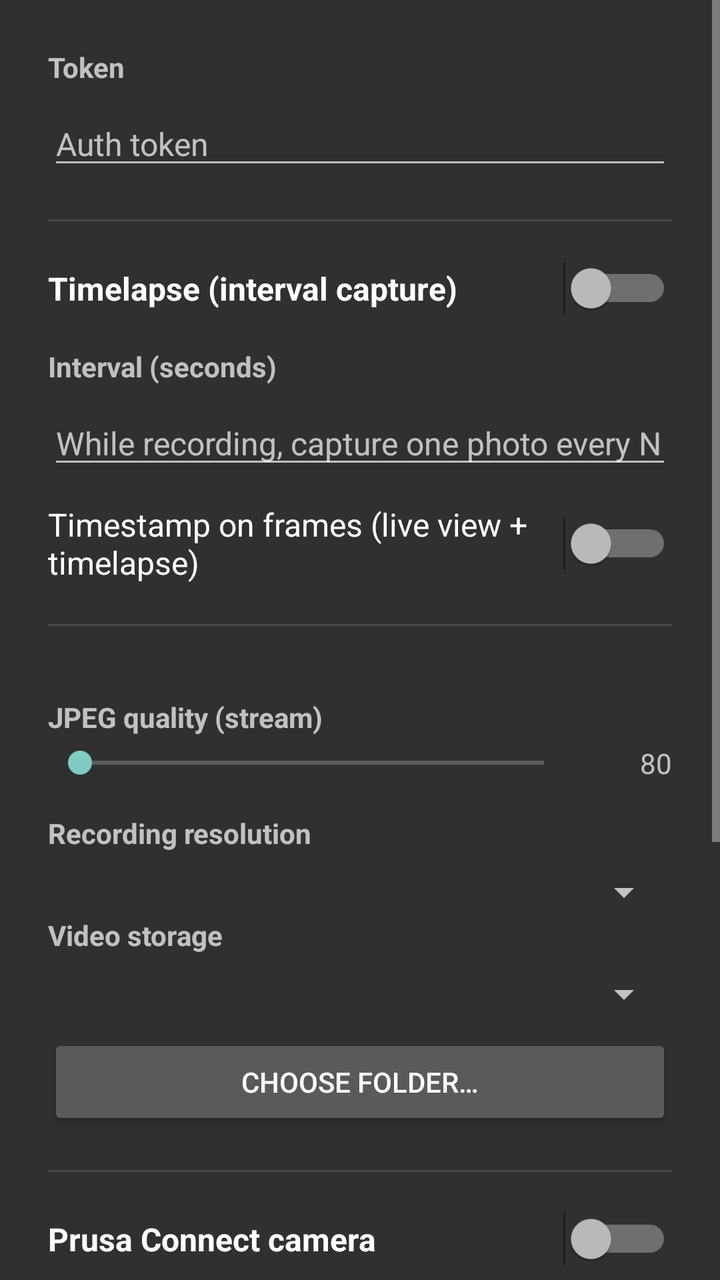
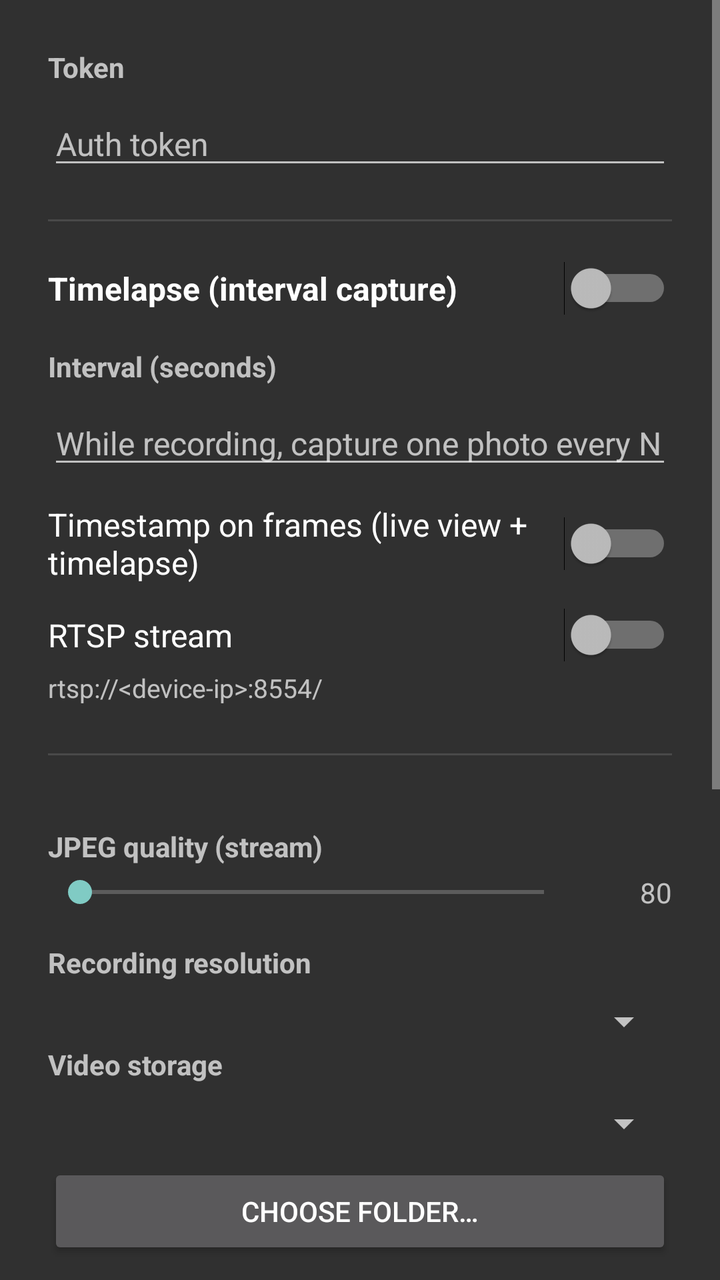

An Android layout rendered at two revisions. The XML below is the earlier revision; the diff shows what the commit changed to produce the second picture.
<!-- AndroidManifest.xml: application theme Theme.AndroidCam -->
<!-- res/layout/dialog_settings.xml -->
<?xml version="1.0" encoding="utf-8"?>
<ScrollView xmlns:android="http://schemas.android.com/apk/res/android"
    android:layout_width="match_parent"
    android:layout_height="wrap_content">

    <LinearLayout
        android:layout_width="match_parent"
        android:layout_height="wrap_content"
        android:orientation="vertical"
        android:padding="24dp">

        
        <TextView
            android:layout_width="wrap_content"
            android:layout_height="wrap_content"
            android:text="@string/settings_token_label"
            android:textStyle="bold" />

        <EditText
            android:id="@+id/tokenInput"
            android:layout_width="match_parent"
            android:layout_height="wrap_content"
            android:layout_marginTop="8dp"
            android:hint="@string/settings_token_hint"
            android:inputType="text"
            android:textSize="16sp" />

        <View
            android:layout_width="match_parent"
            android:layout_height="1dp"
            android:layout_marginVertical="20dp"
            android:background="?android:attr/listDivider" />

        
        <Switch
            android:id="@+id/intervalSwitch"
            android:layout_width="match_parent"
            android:layout_height="wrap_content"
            android:text="@string/settings_interval_title"
            android:textSize="16sp"
            android:textStyle="bold" />

        <TextView
            android:layout_width="wrap_content"
            android:layout_height="wrap_content"
            android:layout_marginTop="16dp"
            android:text="@string/settings_interval_label"
            android:textStyle="bold" />

        <EditText
            android:id="@+id/intervalInput"
            android:layout_width="match_parent"
            android:layout_height="wrap_content"
            android:layout_marginTop="8dp"
            android:hint="@string/settings_interval_hint"
            android:inputType="number"
            android:textSize="16sp" />

        <Switch
            android:id="@+id/timestampSwitch"
            android:layout_width="match_parent"
            android:layout_height="wrap_content"
            android:layout_marginTop="12dp"
            android:text="@string/settings_timestamp_title"
            android:textSize="16sp" />

        <View
            android:layout_width="match_parent"
            android:layout_height="1dp"
            android:layout_marginVertical="20dp"
            android:background="?android:attr/listDivider" />

        
        <TextView
            android:layout_width="match_parent"
            android:layout_height="wrap_content"
            android:layout_marginTop="16dp"
            android:text="@string/settings_jpeg_label"
            android:textStyle="bold" />

        <LinearLayout
            android:layout_width="match_parent"
            android:layout_height="wrap_content"
            android:layout_marginTop="4dp"
            android:gravity="center_vertical"
            android:orientation="horizontal">

            <SeekBar
                android:id="@+id/jpegQuality"
                android:layout_width="0dp"
                android:layout_height="wrap_content"
                android:layout_weight="1"
                android:max="90" />

            <TextView
                android:id="@+id/jpegQualityValue"
                android:layout_width="wrap_content"
                android:layout_height="wrap_content"
                android:layout_marginStart="8dp"
                android:minWidth="40dp"
                android:gravity="end"
                android:text="80" />
        </LinearLayout>

        
        <TextView
            android:layout_width="wrap_content"
            android:layout_height="wrap_content"
            android:layout_marginTop="16dp"
            android:text="@string/settings_resolution_label"
            android:textStyle="bold" />

        <Spinner
            android:id="@+id/resolutionSpinner"
            android:layout_width="match_parent"
            android:layout_height="wrap_content"
            android:layout_marginTop="8dp" />

        
        <TextView
            android:layout_width="wrap_content"
            android:layout_height="wrap_content"
            android:text="@string/settings_storage_label"
            android:textStyle="bold" />

        <Spinner
            android:id="@+id/storageSpinner"
            android:layout_width="match_parent"
            android:layout_height="wrap_content"
            android:layout_marginTop="8dp" />

        <Button
            android:id="@+id/selectDirButton"
            android:layout_width="match_parent"
            android:layout_height="wrap_content"
            android:layout_marginTop="8dp"
            android:text="@string/settings_select_dir" />

        <View
            android:layout_width="match_parent"
            android:layout_height="1dp"
            android:layout_marginVertical="20dp"
            android:background="?android:attr/listDivider" />

        
        <Switch
            android:id="@+id/prusaSwitch"
            android:layout_width="match_parent"
            android:layout_height="wrap_content"
            android:text="@string/settings_prusa_title"
            android:textSize="16sp"
            android:textStyle="bold" />

        <TextView
            android:layout_width="wrap_content"
            android:layout_height="wrap_content"
            android:layout_marginTop="16dp"
            android:text="@string/settings_prusa_token_label"
            android:textStyle="bold" />

        <EditText
            android:id="@+id/prusaTokenInput"
            android:layout_width="match_parent"
            android:layout_height="wrap_content"
            android:layout_marginTop="8dp"
            android:hint="@string/settings_prusa_token_hint"
            android:inputType="text"
            android:textSize="16sp" />

        <Button
            android:id="@+id/scanPrusaQrButton"
            android:layout_width="match_parent"
            android:layout_height="wrap_content"
            android:layout_marginTop="8dp"
            android:text="@string/settings_prusa_scan_qr" />

        <TextView
            android:layout_width="wrap_content"
            android:layout_height="wrap_content"
            android:layout_marginTop="16dp"
            android:text="@string/settings_prusa_name_label"
            android:textStyle="bold" />

        <EditText
            android:id="@+id/prusaNameInput"
            android:layout_width="match_parent"
            android:layout_height="wrap_content"
            android:layout_marginTop="8dp"
            android:hint="@string/settings_prusa_name_hint"
            android:inputType="text"
            android:textSize="16sp" />

        <TextView
            android:layout_width="wrap_content"
            android:layout_height="wrap_content"
            android:layout_marginTop="16dp"
            android:text="@string/settings_prusa_interval_label"
            android:textStyle="bold" />

        <Spinner
            android:id="@+id/prusaIntervalSpinner"
            android:layout_width="match_parent"
            android:layout_height="wrap_content"
            android:layout_marginTop="8dp" />

        <TextView
            android:id="@+id/prusaStatusText"
            android:layout_width="match_parent"
            android:layout_height="wrap_content"
            android:layout_marginTop="12dp"
            android:textSize="13sp"
            android:textColor="?android:attr/textColorSecondary" />
    </LinearLayout>
</ScrollView>
<!-- resources referenced by this layout -->
<resources>
  <string name="settings_interval_hint">While recording, capture one photo every N seconds; a timelapse video is created when the recording stops (photos are deleted afterwards)</string>
  <string name="settings_interval_label">Interval (seconds)</string>
  <string name="settings_interval_title">Timelapse (interval capture)</string>
  <string name="settings_jpeg_label">JPEG quality (stream)</string>
  <string name="settings_prusa_interval_label">Snapshot interval</string>
  <string name="settings_prusa_name_hint">Name shown in Prusa Connect</string>
  <string name="settings_prusa_name_label">Camera name</string>
  <string name="settings_prusa_scan_qr">Scan QR code</string>
  <string name="settings_prusa_title">Prusa Connect camera</string>
  <string name="settings_prusa_token_hint">20-character token from Prusa Connect</string>
  <string name="settings_prusa_token_label">Prusa token</string>
  <string name="settings_resolution_label">Recording resolution</string>
  <string name="settings_select_dir">Choose folder…</string>
  <string name="settings_storage_label">Video storage</string>
  <string name="settings_timestamp_title">Timestamp on frames (live view + timelapse)</string>
  <string name="settings_token_hint">Auth token</string>
  <string name="settings_token_label">Token</string>
  <style name="Theme.AndroidCam" parent="Theme.AppCompat.NoActionBar">
          <item name="android:statusBarColor">#FF000000</item>
          <item name="android:navigationBarColor">#FF000000</item>
      </style>
</resources>

<!-- the commit's change to res/layout/dialog_settings.xml (unified diff, before → after) -->
@@ -63,6 +63,24 @@
             android:layout_marginTop="12dp"
             android:text="@string/settings_timestamp_title"
             android:textSize="16sp" />
+
+        <Switch
+            android:id="@+id/rtspSwitch"
+            android:layout_width="match_parent"
+            android:layout_height="wrap_content"
+            android:layout_marginTop="12dp"
+            android:text="@string/settings_rtsp_title"
+            android:textSize="16sp" />
+
+        <TextView
+            android:id="@+id/rtspUrlText"
+            android:layout_width="match_parent"
+            android:layout_height="wrap_content"
+            android:layout_marginTop="4dp"
+            android:layout_marginBottom="4dp"
+            android:text="@string/settings_rtsp_info"
+            android:textColor="?android:attr/textColorSecondary"
+            android:textSize="13sp" />
 
         <View
             android:layout_width="match_parent"
<!-- resource entries referenced after the edit -->
@@ -12,6 +12,8 @@
   <string name="settings_prusa_token_hint">20-character token from Prusa Connect</string>
   <string name="settings_prusa_token_label">Prusa token</string>
   <string name="settings_resolution_label">Recording resolution</string>
+  <string name="settings_rtsp_info">rtsp://&lt;device-ip&gt;:8554/</string>
+  <string name="settings_rtsp_title">RTSP stream</string>
   <string name="settings_select_dir">Choose folder…</string>
   <string name="settings_storage_label">Video storage</string>
   <string name="settings_timestamp_title">Timestamp on frames (live view + timelapse)</string>
